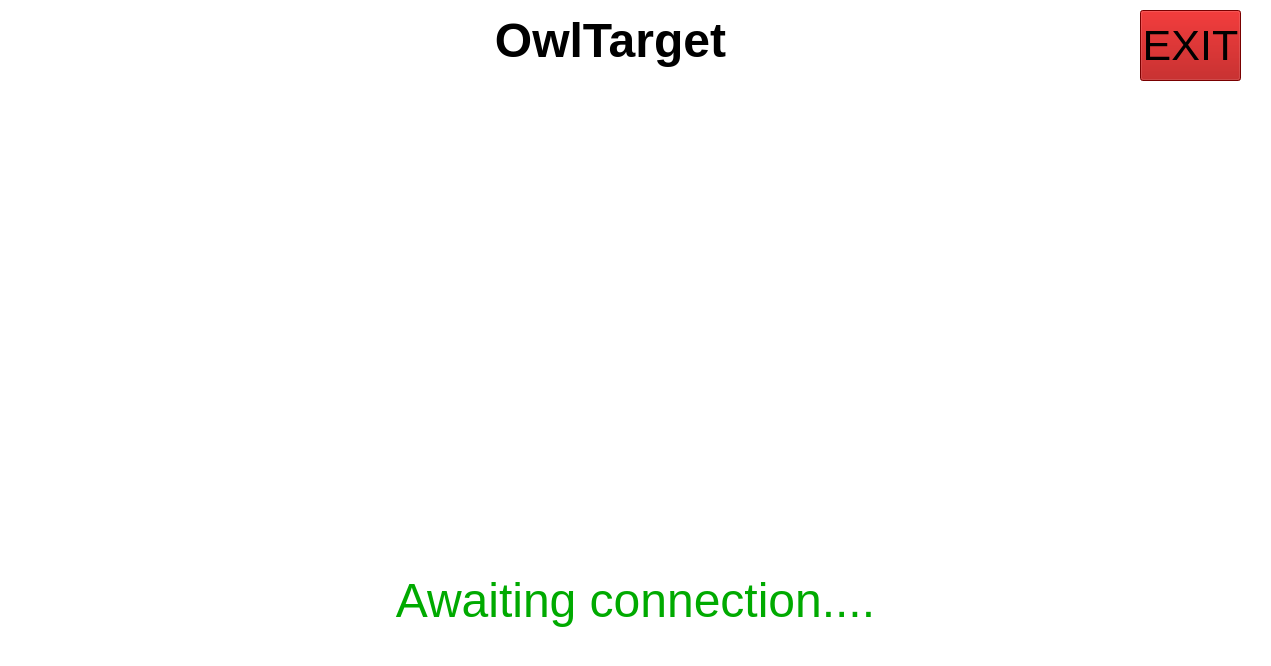
Qt form local_pc/gui/mainwindow.ui (xBogas/ES-SACA) before a commit.
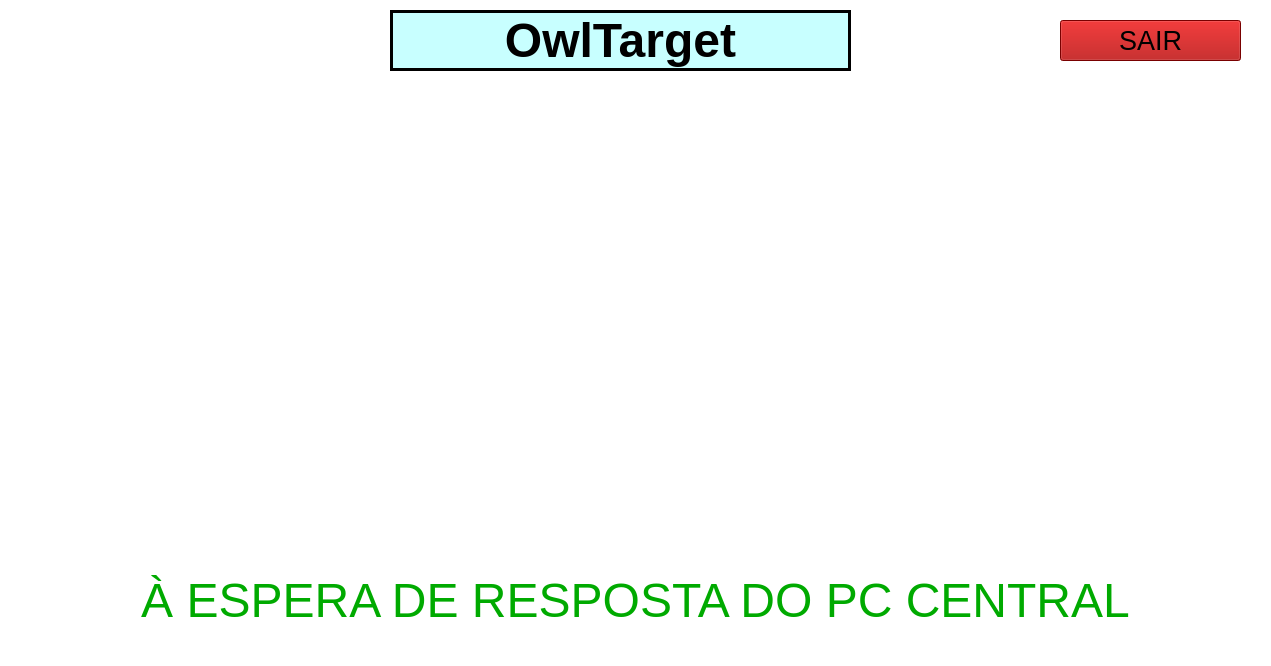
The same form after that commit. Icons and pictures are not drawn.

What changed in the file:
```diff
--- a/local_pc/gui/mainwindow.ui
+++ b/local_pc/gui/mainwindow.ui
@@ -23,22 +23,22 @@
    <widget class="QPushButton" name="exitButton">
     <property name="geometry">
      <rect>
-      <x>1140</x>
-      <y>10</y>
-      <width>101</width>
-      <height>71</height>
+      <x>1060</x>
+      <y>20</y>
+      <width>181</width>
+      <height>41</height>
      </rect>
     </property>
     <property name="font">
      <font>
-      <pointsize>32</pointsize>
+      <pointsize>20</pointsize>
      </font>
     </property>
     <property name="styleSheet">
      <string notr="true">background-color: rgb(170, 0, 0);</string>
     </property>
     <property name="text">
-     <string>EXIT</string>
+     <string>SAIR</string>
     </property>
    </widget>
    <widget class="QLabel" name="label">
@@ -71,7 +71,7 @@
    <widget class="QLabel" name="label_4">
     <property name="geometry">
      <rect>
-      <x>380</x>
+      <x>390</x>
       <y>10</y>
       <width>461</width>
       <height>61</height>
@@ -83,6 +83,15 @@
       <bold>true</bold>
      </font>
     </property>
+    <property name="styleSheet">
+     <string notr="true">background-color: rgb(200, 255, 255);</string>
+    </property>
+    <property name="frameShape">
+     <enum>QFrame::Box</enum>
+    </property>
+    <property name="lineWidth">
+     <number>3</number>
+    </property>
     <property name="text">
      <string>OwlTarget</string>
     </property>
@@ -110,7 +119,7 @@
 color: rgb(0, 170, 0);</string>
     </property>
     <property name="text">
-     <string>Awaiting connection....</string>
+     <string>À ESPERA DE RESPOSTA DO PC CENTRAL</string>
     </property>
     <property name="alignment">
      <set>Qt::AlignCenter</set>
```
